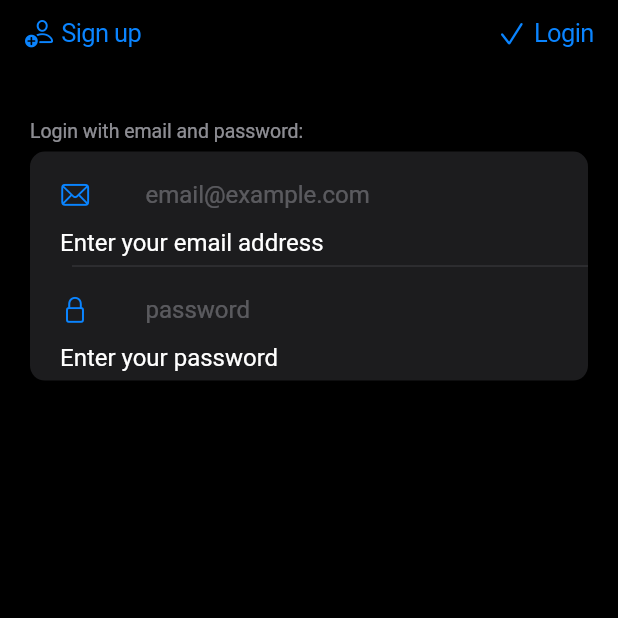
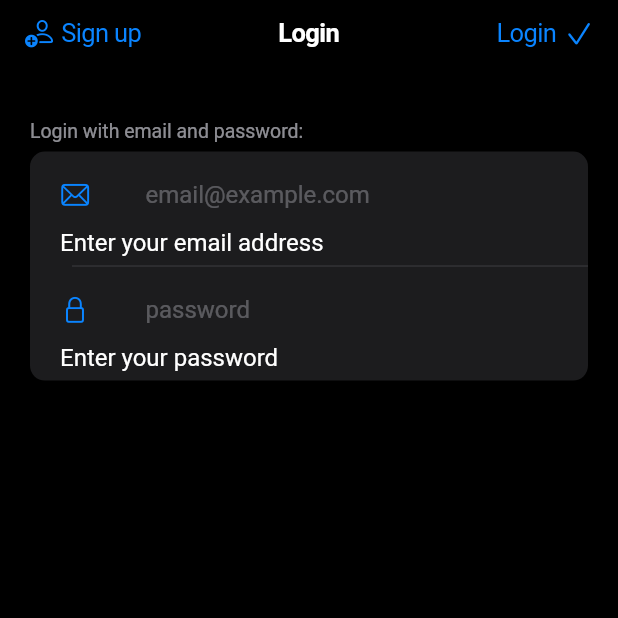
Before and after one commit to pkimtani/oma-dhan, a Flutter app: the screen it shows after launch, on a phone screen of 412 x 824 dp, the top half of it. Run offline on Flutter 3.47's test engine with Material 3 defaults, Android fonts, the phone set to English and light mode, and no system bars; our stand-ins replace drift, drift_flutter, firebase_auth, firebase_core, flutter_bloc, freezed_annotation; missing offline and left inert: faker_dart; accounts and stored records are empty; generated files the repository leaves out were written again.

Commit message:
Navbar icon to navbar leading and trailing icon

```diff
--- a/lib/core/pages/login_screen.dart
+++ b/lib/core/pages/login_screen.dart
@@ -3,7 +3,8 @@
 import 'package:apps/core/pages/signup_screen.dart';
 import 'package:apps/core/states/login_state.dart';
 import 'package:apps/core/widgets/alert.dart';
-import 'package:apps/core/widgets/navbar_icon_button.dart';
+import 'package:apps/core/widgets/navbar_leading_icon_button.dart';
+import 'package:apps/core/widgets/navbar_trailing_icon_button.dart';
 import 'package:apps/core/widgets/password_field_form_row.dart';
 import 'package:apps/core/widgets/text_field_form_row.dart';
 import 'package:authentication/authentication.dart';
@@ -39,7 +40,8 @@
               ),
               child: CupertinoPageScaffold(
                 navigationBar: CupertinoNavigationBar(
-                  leading: NavbarIconButton(
+                  leading: NavbarLeadingIconButton(
+                    iconText: 'Sign up',
                     icon: CupertinoIcons.person_add,
                     onPressed: () {
                       Navigator.push(
@@ -50,22 +52,15 @@
                         ),
                       );
                     },
-                    iconText: 'Sign up',
                   ),
                   middle: const Text('Login'),
-                  trailing: Row(
-                    mainAxisSize: MainAxisSize.min,
-                    // Adjust to fit content size
-                    children: [
-                      state.status.isLoggingIn
-                          ? const CupertinoActivityIndicator()
-                          : NavbarIconButton(
-                              icon: CupertinoIcons.check_mark,
-                              onPressed: () => loginBloc.add(const Login()),
-                              iconText: 'Login',
-                            ),
-                    ],
-                  ),
+                  trailing: state.status.isLoggingIn
+                      ? const CupertinoActivityIndicator()
+                      : NavbarTrailingIconButton(
+                          icon: CupertinoIcons.check_mark,
+                          onPressed: () => loginBloc.add(const Login()),
+                          iconText: 'Login',
+                        ),
                 ),
                 child: Column(
                   children: [
--- a/lib/core/widgets/navbar_icon_button.dart
+++ /dev/null
@@ -1,30 +0,0 @@
-import 'package:flutter/cupertino.dart';
-
-class NavbarIconButton extends StatelessWidget {
-  final IconData icon;
-  final String iconText;
-  final VoidCallback onPressed;
-
-  const NavbarIconButton({
-    super.key,
-    required this.icon,
-    required this.onPressed,
-    required this.iconText,
-  });
-
-  @override
-  Widget build(BuildContext context) {
-    return CupertinoButton(
-      padding: EdgeInsets.zero,
-      onPressed: onPressed,
-      child: Row(
-        children: <Widget>[
-          Icon(icon, size: 20),
-          const SizedBox(width: 5),
-          // Space between text and icon
-          Text(iconText),
-        ],
-      ),
-    );
-  }
-}
--- /dev/null
+++ b/lib/core/widgets/navbar_leading_icon_button.dart
@@ -0,0 +1,40 @@
+import 'package:flutter/cupertino.dart';
+
+class NavbarLeadingIconButton extends StatelessWidget {
+  final IconData? icon;
+  final String? iconText;
+  final VoidCallback? onPressed;
+
+  const NavbarLeadingIconButton({
+    super.key,
+    this.icon,
+    required this.iconText,
+    this.onPressed,
+  });
+
+  @override
+  Widget build(BuildContext context) {
+    return Row(
+      mainAxisSize: MainAxisSize.min,
+      // Adjust to fit content size
+      children: [
+        CupertinoButton(
+          padding: EdgeInsets.zero,
+          onPressed: onPressed,
+          child: Row(
+            children: <Widget>[
+              Icon(icon ?? CupertinoIcons.back, size: 20),
+              ...(iconText != null
+                  ? [
+                      // Space between text and icon
+                      const SizedBox(width: 5),
+                      Text(iconText!),
+                    ]
+                  : []),
+            ],
+          ),
+        )
+      ],
+    );
+  }
+}
--- /dev/null
+++ b/lib/core/widgets/navbar_trailing_icon_button.dart
@@ -0,0 +1,38 @@
+import 'package:flutter/cupertino.dart';
+
+class NavbarTrailingIconButton extends StatelessWidget {
+  final IconData? icon;
+  final String iconText;
+  final VoidCallback? onPressed;
+
+  const NavbarTrailingIconButton({
+    super.key,
+    this.icon,
+    required this.iconText,
+    this.onPressed,
+  });
+
+  @override
+  Widget build(BuildContext context) {
+    return Row(
+      mainAxisSize: MainAxisSize.min,
+      // Adjust to fit content size
+      children: [
+        CupertinoButton(
+          padding: EdgeInsets.zero,
+          onPressed: onPressed,
+          child: Row(
+            children: <Widget>[
+              Text(iconText),
+              // Space between text and icon
+              const SizedBox(width: 5),
+              ...List<Widget>.from(
+                icon != null ? [Icon(icon, size: 20)] : [],
+              ),
+            ],
+          ),
+        )
+      ],
+    );
+  }
+}
```
Also changed, not shown: lib/core/pages/home_screen.dart (+6 -1 lines), lib/core/pages/signup_screen.dart (+7 -14 lines), lib/transactions_module/pages/transaction_details_page.dart (+5 -11 lines), lib/transactions_module/pages/transaction_form_page.dart (+4 -10 lines).
